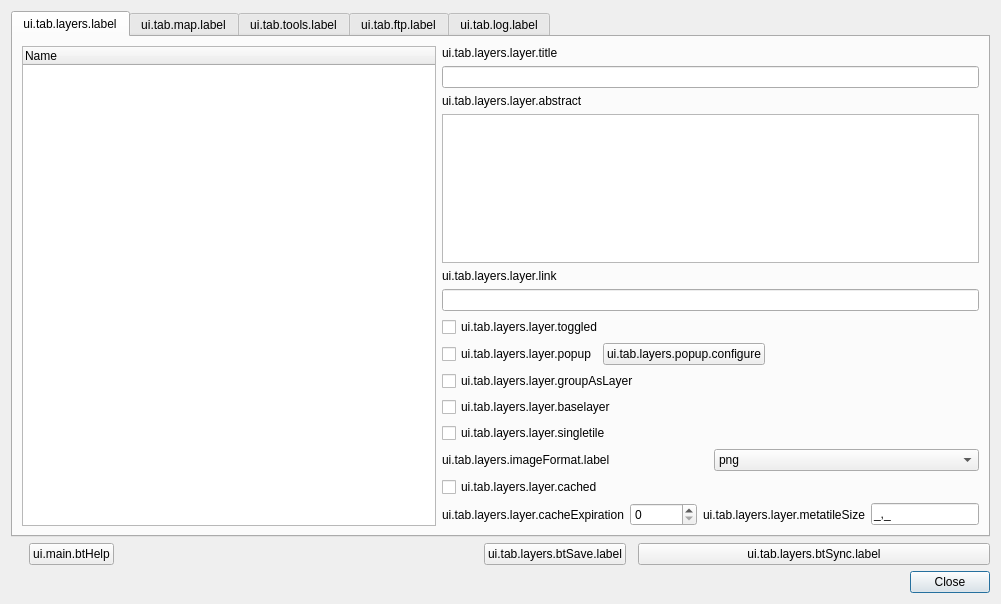
Before: the Qt Designer form ui_lizmap.ui in 3liz/lizmap-plugin, drawn with Qt 5.
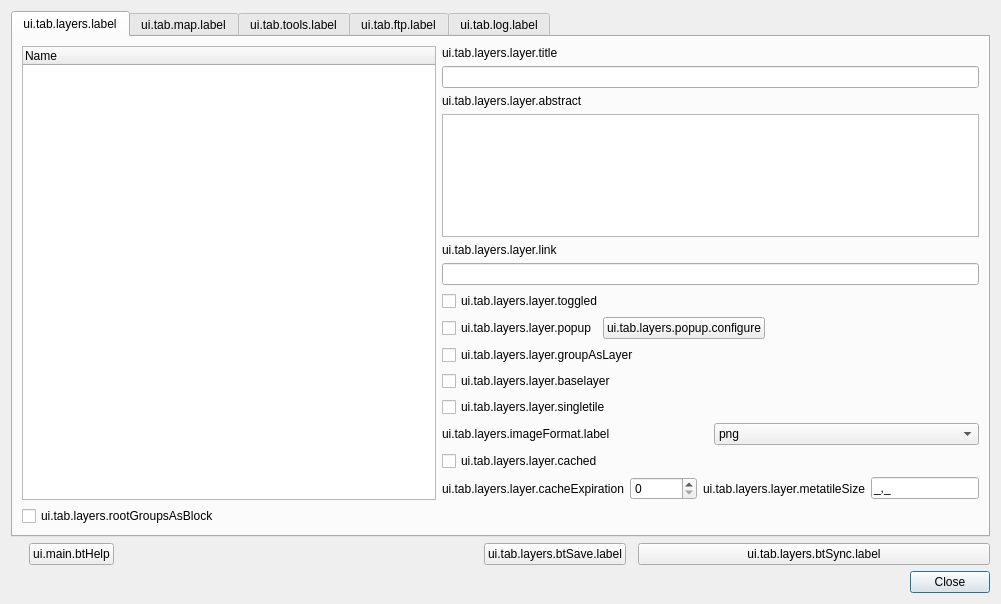
After: the same form once the commit is applied.

Commit message: Layers - rootGroupsAsBlock : add a checkbox to set the QGIS root groups as legend blocks

What changed in the file:
```diff
--- a/ui_lizmap.ui
+++ b/ui_lizmap.ui
@@ -234,6 +234,13 @@
          </column>
         </widget>
        </item>
+       <item row="2" column="0">
+        <widget class="QCheckBox" name="cbRootGroupsAsBlock">
+         <property name="text">
+          <string>ui.tab.layers.rootGroupsAsBlock</string>
+         </property>
+        </widget>
+       </item>
       </layout>
      </widget>
      <widget class="QWidget" name="tab_3">
```
Left out of the diff: 6 changed lines with no effect on the pictures. The commit also changes 8 other files.
